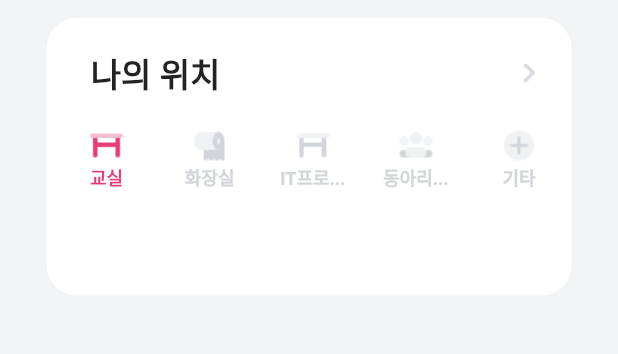
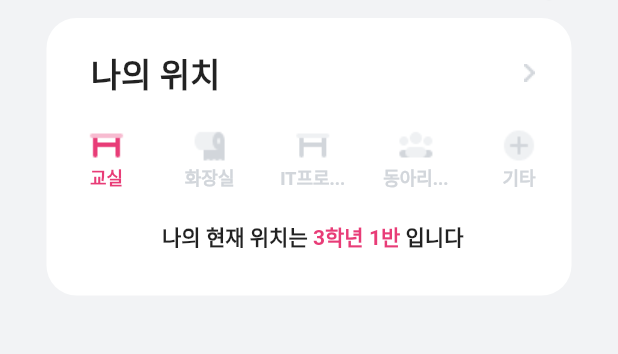
Before and after one commit to dimigo-din/dimigoin-app-flutter, a Flutter app: the screen it shows after launch, on a phone screen of 412 x 824 dp, the part 207-561 px from its top. Run offline on Flutter 3.47's test engine with Material 2 defaults, Android fonts, the phone set to English and light mode, and no system bars; our stand-ins replace get.

Commit message:
feat: current location

```diff
--- a/lib/pages/home/controller.dart
+++ b/lib/pages/home/controller.dart
@@ -1,4 +1,3 @@
-import 'package:flutter/material.dart';
 import 'package:get/get.dart';
 
 class HomePageController extends GetxController {
@@ -7,38 +6,28 @@ class HomePageController extends GetxController {
   List<Map> places = [
     {
       "name" : "교실",
-      "icon_name" : "classroom_active",
-      "icon" : Image.asset("assets/home/classroom_active.png"),
-      "color" : const Color(0xFFE83C77),
-      "active" : true
+      "icon" : "classroom",
+      "isActive" : true
     },
     {
       "name" : "화장실",
-      "icon_name" : "toilet",
-      "icon" : Image.asset("assets/home/toilet.png"),
-      "color" : const Color(0xFFD2D6DB),
-      "active" : false
+      "icon" : "toilet",
+      "isActive" : false
     },
     {
       "name" : "IT프로...",
-      "icon_name" : "classroom",
-      "icon" : Image.asset("assets/home/classroom.png"),
-      "color" : const Color(0xFFD2D6DB),
-      "active" : false
+      "icon" : "classroom",
+      "isActive" : false
     },
     {
       "name" : "동아리...",
-      "icon_name" : "club",
-      "icon" : Image.asset("assets/home/club.png"),
-      "color" : const Color(0xFFD2D6DB),
-      "active" : false
+      "icon" : "club",
+      "isActive" : false
     },
     {
       "name" : "기타",
-      "icon_name" : "other",
-      "icon" : Image.asset("assets/home/other.png"),
-      "color" : const Color(0xFFD2D6DB),
-      "active" : false
+      "icon" : "other",
+      "isActive" : false
     }
   ];
 
@@ -46,10 +35,8 @@ class HomePageController extends GetxController {
     for (var place in places) {
       if (place["name"] == location) {
         place["active"] = true;
-        place["icon"] = Image.asset("assets/home/$place['asset']_active.png");
       } else if (place["active"] == true) {
         place["active"] = false;
-        place["icon"] = Image.asset("assets/home/$place['asset'].png");
       }
     }
   }
@@ -61,6 +48,4 @@ class HomePageController extends GetxController {
   changeSelectedMeal(int mealIndex) {
     selectedMealIndex = mealIndex;
   }
-
-
 }
--- a/lib/pages/home/widgets/current_location.dart
+++ b/lib/pages/home/widgets/current_location.dart
@@ -57,13 +57,13 @@ class CurrentLocationWidget extends StatelessWidget {
                     width: 45,
                     child: Column (
                       children: [
-                        place["icon"],
+                        Image.asset(place["isActive"] ? "assets/home/${place['icon']}_active.png" : "assets/home/${place['icon']}.png"), // place["icon"]
                         Text(
                           place["name"],
                           textAlign: TextAlign.center,
                           style: TextStyle(
                             fontSize: 12,
-                            color: place["color"],
+                            color: place["isActive"] ? const Color(0xFFE83C77) : const Color(0xFFD2D6DB),
                             fontWeight: FontWeight.w600
                           ),
                         )
@@ -73,6 +73,27 @@ class CurrentLocationWidget extends StatelessWidget {
                 )
               ).toList()
             ),
+          ),
+          Container(
+            margin: const EdgeInsets.only(top: 20),
+            child: Row(
+              mainAxisAlignment: MainAxisAlignment.center,
+              children: [
+                RichText(
+                  text: TextSpan(
+                    style: DefaultTextStyle.of(context).style,
+                    children: <TextSpan>[
+                      const TextSpan(text: "나의 현재 위치는 ", style: TextStyle(fontWeight: FontWeight.bold, fontSize: 14)),
+                      TextSpan(
+                        text: homePageController.currentLocation,
+                        style: const TextStyle(color: Color(0xFFE83C77), fontWeight: FontWeight.bold, fontSize: 14)
+                      ),
+                      const TextSpan(text: " 입니다", style: TextStyle(fontWeight: FontWeight.bold, fontSize: 14))
+                    ]
+                  )
+                )
+              ],
+            )
           )
         ]
       ),
```
